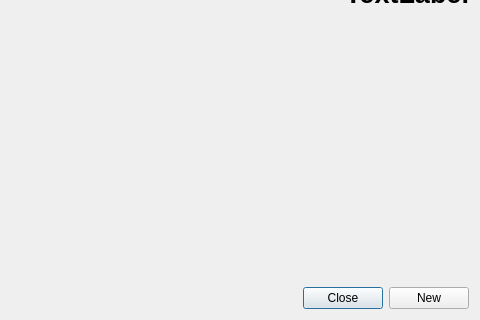
Qt form app/views/templates/PostOrder.ui (rondalefloyd/mts-pos) before a commit; both pictures show x 398 to 878 and y 93 to 413 of the 878 by 413 pixel window.
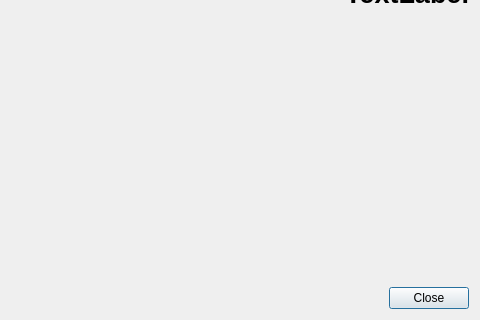
The same form after that commit.

What changed in the file:
```diff
--- a/app/views/templates/PostOrder.ui
+++ b/app/views/templates/PostOrder.ui
@@ -125,13 +125,6 @@
        </property>
       </widget>
      </item>
-     <item>
-      <widget class="QPushButton" name="pushButtonNew">
-       <property name="text">
-        <string>New</string>
-       </property>
-      </widget>
-     </item>
     </layout>
    </item>
   </layout>
```
Left out of the diff: 1 changed line with no effect on the pictures.
